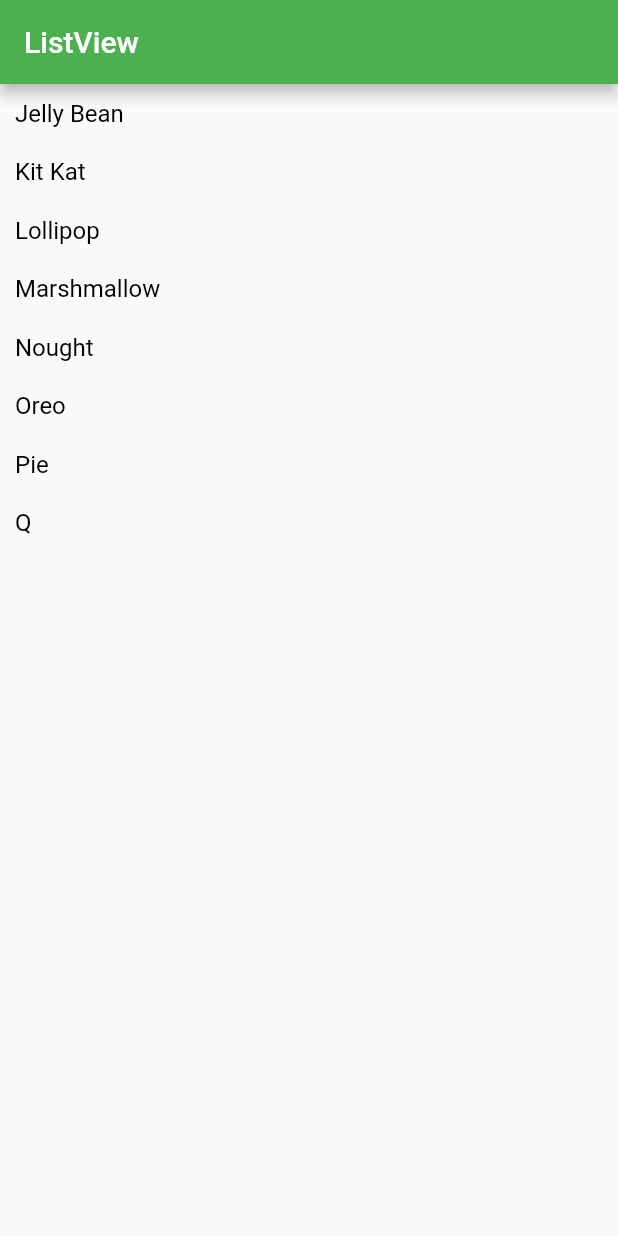
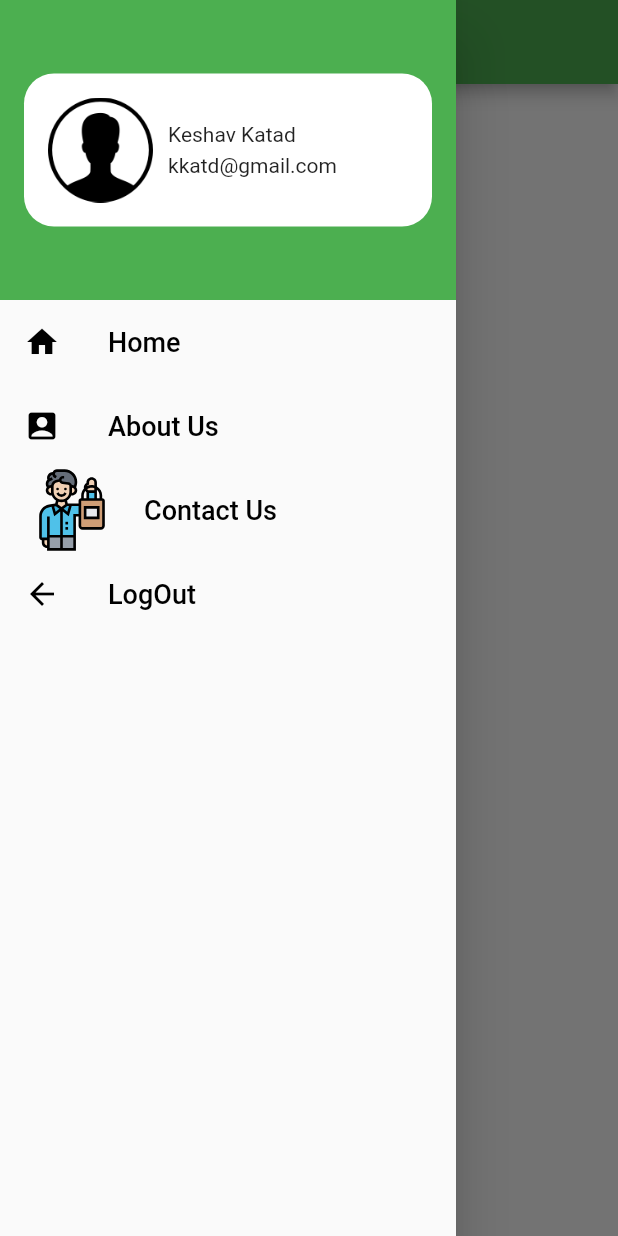
Before and after one commit to keshavSK/FlutterUI, a Flutter app: the screen it shows after launch, with the side drawer open (before the commit the screen has no drawer), on a phone screen of 412 x 824 dp. Run offline on Flutter 3.47's test engine with Material 2 defaults, Android fonts, the phone set to English and light mode, and no system bars; our stand-ins replace flutter_svg, toast.

Commit message:
implement navigation drawer with svg icon

```diff
--- a/lib/main.dart
+++ b/lib/main.dart
@@ -1,7 +1,4 @@
 import 'package:flutter/material.dart';
-import 'package:flutter_ui_component/screens/ListViewScreen.dart';
-import 'package:flutter_ui_component/screens/LoginScreen.dart';
-import 'package:flutter_ui_component/screens/RegistrationScreen.dart';
 import 'package:flutter_ui_component/screens/SplashScreen.dart';
 
 void main() {
--- /dev/null
+++ b/lib/screens/HomeScreen.dart
@@ -0,0 +1,19 @@
+import 'package:flutter/material.dart';
+import 'package:flutter_ui_component/screens/NavigationDrawerScreen.dart';
+
+class HomeScreen extends StatefulWidget {
+  @override
+  _HomeScreenState createState() => _HomeScreenState();
+}
+
+class _HomeScreenState extends State<HomeScreen> {
+  @override
+  Widget build(BuildContext context) {
+    return Scaffold(
+      appBar: AppBar(
+        title: Text('Home'),
+      ),
+      drawer: NavigationDrawerScreen(),
+    );
+  }
+}
--- /dev/null
+++ b/lib/screens/NavigationDrawerScreen.dart
@@ -0,0 +1,106 @@
+import 'package:flutter/cupertino.dart';
+import 'package:flutter/material.dart';
+import 'package:flutter_svg/flutter_svg.dart';
+import 'package:flutter_ui_component/screens/ListViewScreen.dart';
+
+class NavigationDrawerScreen extends StatefulWidget {
+  @override
+  _NavigationDrawerScreenState createState() => _NavigationDrawerScreenState();
+}
+
+class _NavigationDrawerScreenState extends State<NavigationDrawerScreen> {
+  @override
+  Widget build(BuildContext context) {
+    return SafeArea(
+        child: Drawer(
+      child: Column(
+        mainAxisAlignment: MainAxisAlignment.start,
+        crossAxisAlignment: CrossAxisAlignment.start,
+        children: [
+          Container(
+            color: Colors.green,
+            height: 200.0,
+            child: Column(
+              mainAxisAlignment: MainAxisAlignment.center,
+              children: [
+                Container(
+                  decoration: BoxDecoration(
+                      borderRadius: BorderRadius.circular(20.0),
+                      color: Colors.white),
+                  padding: EdgeInsets.all(16.0),
+                  margin: EdgeInsets.all(16.0),
+                  child: Row(
+                    children: [
+                      Image.asset(
+                        'images/icon_user.png',
+                        height: 70.0,
+                        width: 70.0,
+                      ),
+                      SizedBox(
+                        width: 10.0,
+                      ),
+                      Column(
+                        mainAxisAlignment: MainAxisAlignment.start,
+                        crossAxisAlignment: CrossAxisAlignment.start,
+                        children: [
+                          Text('Keshav Katad'),
+                          SizedBox(
+                            height: 5.0,
+                          ),
+                          Text('kkatd@gmail.com')
+                        ],
+                      ),
+                    ],
+                  ),
+                ),
+              ],
+            ),
+          ),
+          ListTile(
+            leading: Icon(
+              Icons.home,
+              color: Colors.black,
+            ),
+            title: Text(
+              'Home',
+              style: TextStyle(fontSize: 18.0, color: Colors.black),
+            ),
+          ),
+          ListTile(
+            onTap: () {
+              Navigator.push(
+                  context,
+                  new MaterialPageRoute(
+                      builder: (BuildContext context) => ListViewScreen()));
+            },
+            leading: Icon(
+              Icons.account_box,
+              color: Colors.black,
+            ),
+            title: Text(
+              'About Us',
+              style: TextStyle(fontSize: 18.0, color: Colors.black),
+            ),
+          ),
+          ListTile(
+            leading: SvgPicture.asset('images/customer.svg',),
+            title: Text(
+              'Contact Us',
+              style: TextStyle(fontSize: 18.0, color: Colors.black),
+            ),
+          ),
+          ListTile(
+            leading: Icon(
+              Icons.arrow_back,
+              color: Colors.black,
+            ),
+            title: Text(
+              'LogOut',
+              style: TextStyle(fontSize: 18.0, color: Colors.black),
+            ),
+          )
+        ],
+      ),
+    ));
+  }
+}
--- a/lib/screens/SplashScreen.dart
+++ b/lib/screens/SplashScreen.dart
@@ -1,7 +1,7 @@
 import 'dart:async';
 
 import 'package:flutter/material.dart';
-import 'package:flutter_ui_component/screens/ListViewScreen.dart';
+import 'package:flutter_ui_component/screens/HomeScreen.dart';
 
 class SplashScreen extends StatefulWidget {
   @override
@@ -31,9 +31,7 @@ class _SplashScreenState extends State<SplashScreen> {
   }
 
   void navigationPage() {
-    Navigator.pushReplacement(
-        context,
-        new MaterialPageRoute(
-            builder: (BuildContext context) => ListViewScreen()));
+    Navigator.pushReplacement(context,
+        new MaterialPageRoute(builder: (BuildContext context) => HomeScreen()));
   }
 }
--- a/pubspec.yaml
+++ b/pubspec.yaml
@@ -30,6 +30,7 @@ dependencies:
   cupertino_icons: ^0.1.3
   google_fonts: ^1.1.0
   toast:
+  flutter_svg: ^0.19.0
 
 dev_dependencies:
   flutter_test:
@@ -52,6 +53,8 @@ flutter:
     - images/ic_user_dummy.jpg
     - images/splash_screen.webp
     - images/splash_screen.png
+    - images/icon_user.png
+    - images/customer.svg
 
   # An image asset can refer to one or more resolution-specific "variants", see
   # https://flutter.dev/assets-and-images/#resolution-aware.
```
Also changed, not shown: images/customer.svg (added), images/icon_user.png (added), pubspec.lock.
